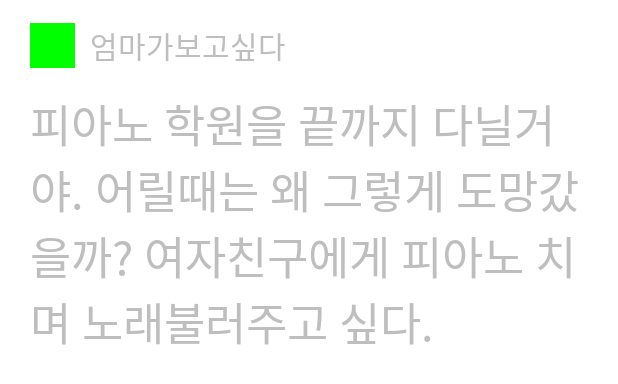
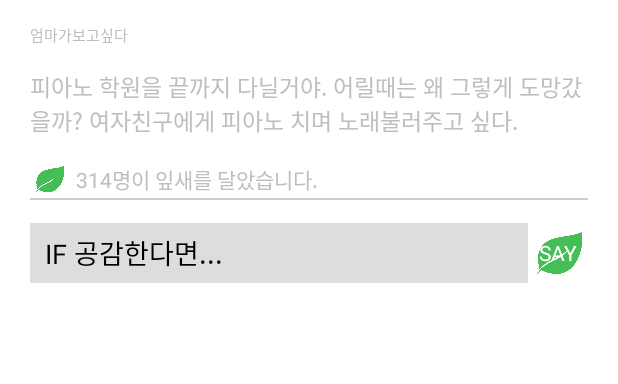
Before and after one commit to sungjunyoung/IFSay, an Android app: the layout page_ifsay.xml on its own in the app's theme, with its tools: preview values and no code run, on a phone screen of 412 x 824 dp. Shown: the top 384 px of the screen. Run offline under Robolectric (Android 15) with nearby library versions, the phone set to English and light mode, and no system bars.

Commit message:
댓글보기 po추가wer

```diff
--- a/app/src/main/res/layout/activity_ifsay.xml
+++ b/app/src/main/res/layout/activity_ifsay.xml
@@ -7,7 +7,6 @@
     android:orientation="vertical"
     android:paddingTop="15dp"
     tools:context="com.flamerestaurant.ifsay.IfsayActivity">
-
 
     <TextView
         android:layout_width="wrap_content"
@@ -48,6 +47,8 @@
         android:id="@+id/ifsay_pager"
         android:layout_width="match_parent"
         android:layout_height="match_parent"
-        android:layout_marginTop="15dp" />
+        android:layout_marginTop="15dp"
+        android:paddingLeft="20dp"
+        android:paddingRight="20dp" />
 
 </LinearLayout>
--- a/app/src/main/res/layout/page_ifsay.xml
+++ b/app/src/main/res/layout/page_ifsay.xml
@@ -13,29 +13,90 @@
         android:layout_width="wrap_content"
         android:layout_height="wrap_content">
 
-        <View
-            android:layout_width="30dp"
-            android:layout_height="30dp"
-            android:background="#0f0" />
-
         <TextView
             android:id="@+id/ifsay_writer"
             android:layout_width="wrap_content"
             android:layout_height="wrap_content"
             android:layout_gravity="center_vertical"
-            android:layout_marginLeft="10dp"
             android:text="엄마가보고싶다"
-            android:textSize="20sp" />
+            android:textSize="10sp" />
 
     </LinearLayout>
 
     <TextView
         android:id="@+id/ifsay_content"
         android:layout_width="match_parent"
-        android:layout_height="match_parent"
+        android:layout_height="wrap_content"
         android:layout_centerInParent="true"
         android:layout_marginTop="15dp"
         android:text="피아노 학원을 끝까지 다닐거야. 어릴때는 왜 그렇게 도망갔을까? 여자친구에게 피아노 치며 노래불러주고 싶다. "
-        android:textSize="30sp" />
+        android:textSize="15sp" />
+
+    <LinearLayout
+        android:layout_width="match_parent"
+        android:layout_height="wrap_content"
+        android:layout_marginTop="15dp"
+        android:orientation="horizontal">
+
+        <ImageView
+            android:layout_width="25dp"
+            android:layout_height="25dp"
+            android:src="@drawable/green_logo" />
+
+        <TextView
+            android:layout_width="match_parent"
+            android:layout_height="wrap_content"
+            android:layout_gravity="center_vertical"
+            android:layout_marginLeft="5dp"
+            android:text="314명이 잎새를 달았습니다." />
+
+    </LinearLayout>
+
+    <View
+        android:layout_width="match_parent"
+        android:layout_height="1dp"
+        android:background="#CCC" />
+
+    <android.support.v7.widget.RecyclerView
+        android:id="@+id/ifsay_comment_list"
+        android:layout_width="match_parent"
+        android:layout_height="wrap_content" />
+
+    <LinearLayout
+        android:layout_width="match_parent"
+        android:layout_height="wrap_content"
+        android:layout_marginTop="15dp"
+        android:orientation="horizontal">
+
+        <EditText
+            android:id="@+id/ifsay_comment"
+            android:layout_width="0dp"
+            android:layout_height="40dp"
+            android:layout_gravity="center_vertical"
+            android:layout_weight="1"
+            android:background="#22000000"
+            android:paddingLeft="10dp"
+            android:text="IF 공감한다면..." />
+
+
+        <FrameLayout
+            android:layout_width="40dp"
+            android:layout_height="40dp">
+
+            <ImageView
+                android:layout_width="match_parent"
+                android:layout_height="match_parent"
+                android:src="@drawable/green_logo" />
+
+            <TextView
+                android:layout_width="match_parent"
+                android:layout_height="match_parent"
+                android:gravity="center"
+                android:text="SAY"
+                android:textColor="#fff" />
+        </FrameLayout>
+
+    </LinearLayout>
+
 
 </LinearLayout>
```
Also changed, not shown: app/src/main/java/com/flamerestaurant/ifsay/IfsayActivity.java (+55 -5 lines), app/src/main/res/layout/layout_comment.xml (added, +21 -0 lines).
